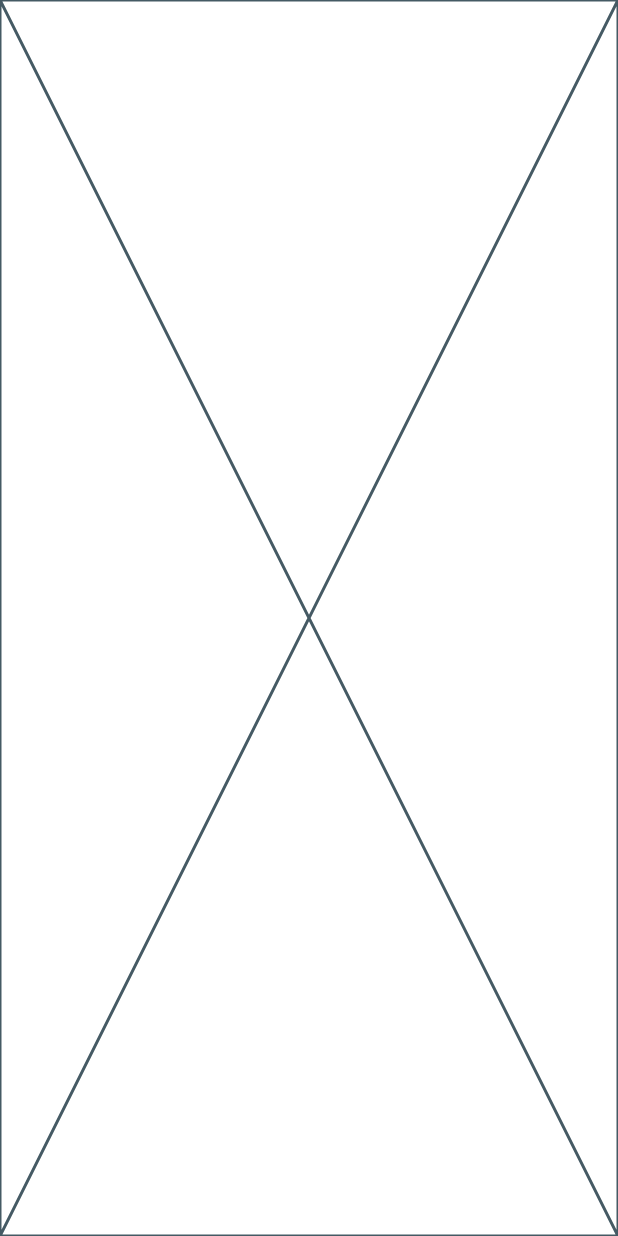
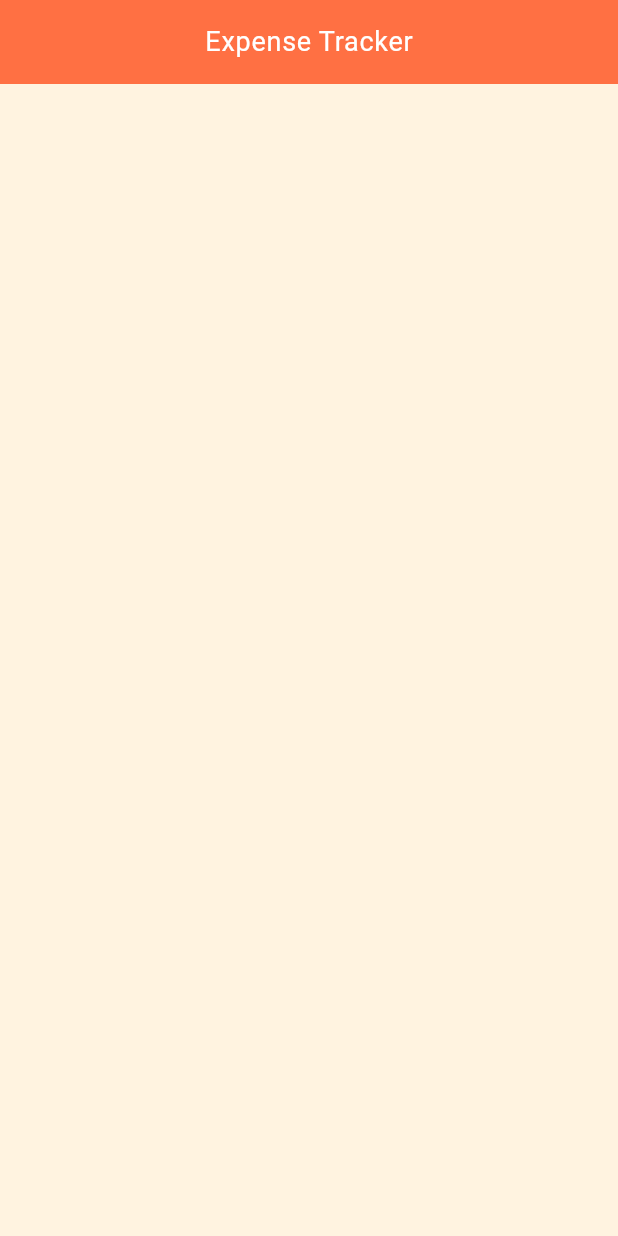
Before and after one commit to Abdulnasir-w/expense_tracker, a Flutter app: the screen it shows after launch, on a phone screen of 412 x 824 dp. Run offline on Flutter 3.47's test engine with Material 3 defaults, Android fonts, the phone set to English and light mode, and no system bars.

Commit message:
Some changes

```diff
--- a/lib/Screens/home_screen.dart
+++ b/lib/Screens/home_screen.dart
@@ -1,3 +1,4 @@
+import 'package:expense_tracker/Widgets/app_bar.dart';
 import 'package:flutter/material.dart';
 
 class HomeScreen extends StatelessWidget {
@@ -5,6 +6,19 @@ class HomeScreen extends StatelessWidget {
 
   @override
   Widget build(BuildContext context) {
-    return const Placeholder();
+    return Scaffold(
+      backgroundColor: Theme.of(context).scaffoldBackgroundColor,
+      appBar: const CustomAppBar(
+        title: 'Expense',
+      ),
+      // appBar: AppBar(
+      //   title: Text(
+      //     "Expense Tracker",
+      //     style: Theme.of(context).textTheme.labelMedium,
+      //   ),
+      //   backgroundColor: Theme.of(context).colorScheme.primary,
+      // ),
+      body: const Column(),
+    );
   }
 }
--- /dev/null
+++ b/lib/Widgets/app_bar.dart
@@ -0,0 +1,22 @@
+import 'package:flutter/material.dart';
+
+class CustomAppBar extends StatelessWidget implements PreferredSizeWidget {
+  final String title;
+  final double height;
+  const CustomAppBar(
+      {super.key, required this.title, this.height = kToolbarHeight});
+
+  @override
+  Widget build(BuildContext context) {
+    return AppBar(
+      centerTitle: true,
+      title: Text(
+        "Expense Tracker",
+        style: Theme.of(context).textTheme.labelMedium,
+      ),
+    );
+  }
+
+  @override
+  Size get preferredSize => Size.fromHeight(height);
+}
--- a/lib/main.dart
+++ b/lib/main.dart
@@ -1,4 +1,5 @@
 import 'package:expense_tracker/Screens/home_screen.dart';
+import 'package:expense_tracker/Theme/app_theme.dart';
 import 'package:flutter/material.dart';
 
 void main() {
@@ -10,9 +11,10 @@ class MyApp extends StatelessWidget {
 
   @override
   Widget build(BuildContext context) {
-    return const MaterialApp(
+    return MaterialApp(
+      theme: AppTheme.lightTheme,
       debugShowCheckedModeBanner: false,
-      home: HomeScreen(),
+      home: const HomeScreen(),
     );
   }
 }
```
Also changed, not shown: lib/Theme/app_theme.dart (+2 -16 lines).
